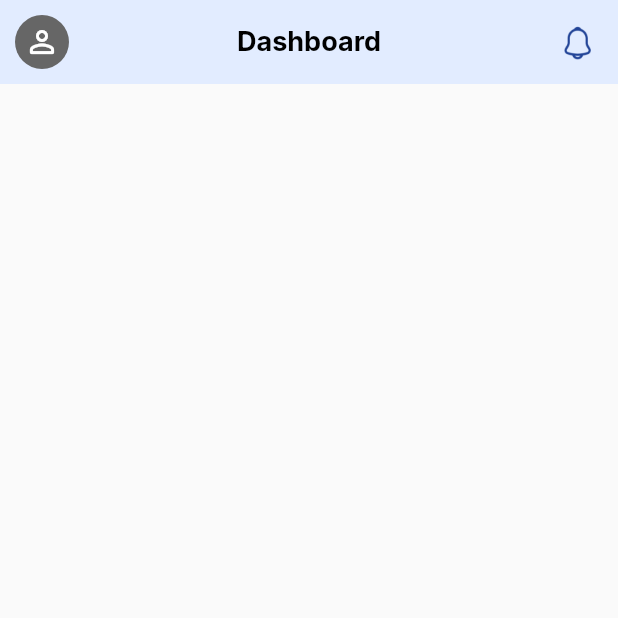
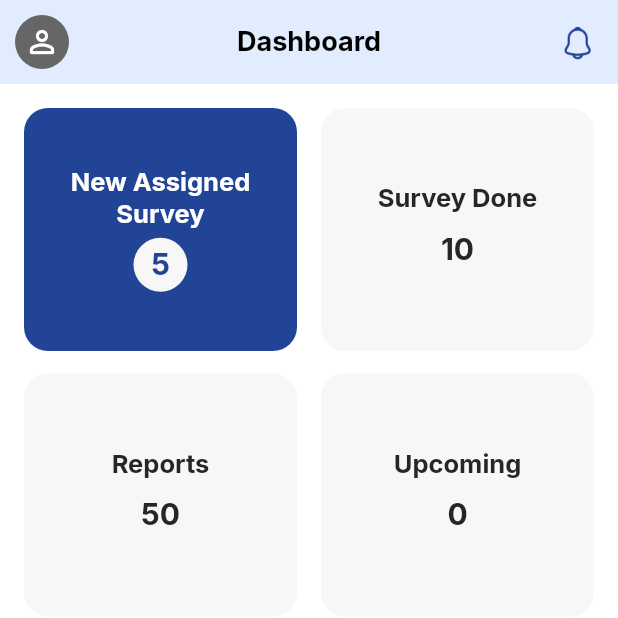
Before and after one commit to Nababmithun/Shipping-App-with-Flutter-UI-, a Flutter app: the HomePage screen opened directly, on a phone screen of 412 x 824 dp, the top half of it. Run offline on Flutter 3.47's test engine with Material 2 defaults, Android fonts, the phone set to English and light mode, and no system bars; our stand-ins replace google_fonts.

Commit message:
feature: home, impl: home info card added

```diff
--- a/lib/features/home/view/home_page.dart
+++ b/lib/features/home/view/home_page.dart
@@ -1,4 +1,5 @@
 import 'package:flutter/material.dart';
+import 'package:interport/features/home/view/widgets/info_card_widget.dart';
 import 'package:interport/res/resources/colors.dart';
 import 'package:interport/res/resources/string_resources.dart';
 import 'package:interport/res/widgets/common_text_widget.dart';
@@ -13,8 +14,14 @@ class HomePage extends StatefulWidget {
 class _HomePageState extends State<HomePage> {
   @override
   Widget build(BuildContext context) {
-    return Scaffold(
-      appBar: AppBar(
+    var screenWidth = MediaQuery.of(context).size.width;
+    var spaceHeightMax = const SizedBox(
+      height: 10,
+    );
+    var spaceHeightMin = const SizedBox(
+      height: 5,
+    );
+    var appBarWidget = AppBar(
       backgroundColor: AppTheme.appBarColor,
       elevation: 0,
       automaticallyImplyLeading: false,
@@ -49,6 +56,45 @@ class _HomePageState extends State<HomePage> {
           ),
         ),
       ],
+    );
+    return Scaffold(
+      backgroundColor: Colors.white,
+      appBar: appBarWidget,
+      body: Padding(
+        padding: const EdgeInsets.all(16.0),
+        child: Column(
+          children: [
+            Row(
+              mainAxisAlignment: MainAxisAlignment.spaceBetween,
+              children: const [
+                InfoCardWidget(
+                  title: "New Assigned Survey",
+                  isGreyColor: false,
+                  count: "5",
+                ),
+                InfoCardWidget(
+                  title: "Survey Done",
+                  count: "10",
+                ),
+              ],
+            ),
+            spaceHeightMax,
+            spaceHeightMin,
+            Row(
+              mainAxisAlignment: MainAxisAlignment.spaceBetween,
+              children: const [
+                InfoCardWidget(
+                  title: "Reports",
+                  count: "50",
+                ),
+                InfoCardWidget(
+                  title: "Upcoming",
+                  count: "0",
+                ),
+              ],
+            ),
+          ],
+        ),
       ),
     );
   }
--- /dev/null
+++ b/lib/features/home/view/widgets/info_card_widget.dart
@@ -0,0 +1,63 @@
+import 'package:flutter/material.dart';
+import 'package:interport/res/resources/colors.dart';
+import 'package:interport/res/widgets/common_text_widget.dart';
+
+class InfoCardWidget extends StatelessWidget {
+  final bool isGreyColor;
+  final String? title;
+  final String? count;
+  const InfoCardWidget(
+      {Key? key, this.title, this.count, this.isGreyColor = true})
+      : super(key: key);
+
+  @override
+  Widget build(BuildContext context) {
+    var screenWidth = MediaQuery.of(context).size.width;
+    var spaceHeightMax = const SizedBox(
+      height: 10,
+    );
+    var spaceHeightMin = const SizedBox(
+      height: 5,
+    );
+    return Container(
+      height: screenWidth / 2 - 44,
+      width: screenWidth / 2 - 24,
+      padding: const EdgeInsets.all(16),
+      decoration: BoxDecoration(
+        color: isGreyColor ? AppTheme.lightGreyColor : AppTheme.primaryColor,
+        borderRadius: BorderRadius.circular(16),
+      ),
+      child: Column(
+        mainAxisAlignment: MainAxisAlignment.center,
+        children: [
+          CommonTextWidget(
+            text: title ?? "",
+            fontWeight: FontWeight.w700,
+            fontSize: 17,
+            textAlign: TextAlign.center,
+            color: !isGreyColor ? Colors.white : AppTheme.darkBlackColor,
+          ),
+          spaceHeightMin,
+          Container(
+            height: 36,
+            width: 36,
+            decoration: BoxDecoration(
+              borderRadius: BorderRadius.circular(100),
+              color: AppTheme.lightGreyColor,
+            ),
+            child: Center(
+              child: CommonTextWidget(
+                text: count ?? "0",
+                fontSize: 20,
+                fontWeight: FontWeight.w700,
+                color: isGreyColor
+                    ? AppTheme.darkBlackColor
+                    : AppTheme.primaryColor,
+              ),
+            ),
+          )
+        ],
+      ),
+    );
+  }
+}
--- a/lib/res/resources/colors.dart
+++ b/lib/res/resources/colors.dart
@@ -10,7 +10,7 @@ class AppTheme {
   static Color greySecondColor = const Color(0xffC0C0C0);
   static Color lightBlackColor = const Color(0xff666666);
   static Color darkBlackColor = const Color(0xff262626);
-  static Color lightGreyColor = const Color(0xffC0C0C0);
+  static Color lightGreyColor = const Color(0xffF7F7F8);
   static Color lightLightGreyColor = const Color(0xffECECEC);
   static Color appBarColor = const Color(0xffE2ECFF);
   static const MaterialColor primarySwatchColor = MaterialColor(
```
Lines whose indentation alone changed are shown as unchanged.
